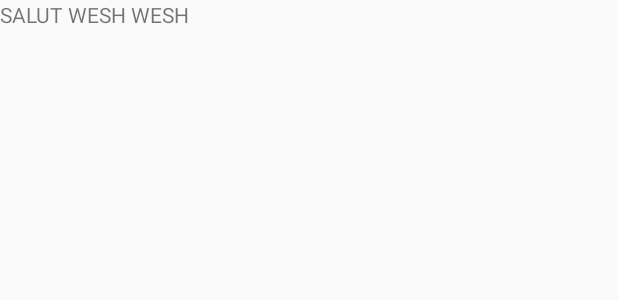
After one commit to LisaFicello/flightstats_figarelli, an Android app: the layout activity_plane_info.xml on its own in the app's theme, with its tools: preview values and no code run, on a phone screen of 412 x 824 dp. The commit adds this screen. Shown: the top 300 px of the screen. Run offline under Robolectric (Android 15) with nearby library versions, the phone set to English and light mode, and no system bars.

Commit message:
début écran 4 fonctionnel

```diff
--- a/app/src/main/AndroidManifest.xml
+++ b/app/src/main/AndroidManifest.xml
@@ -20,7 +20,7 @@
             android:value="AIzaSyDj5Mic2jLYS9rzvwLp-ga0DrT2Vm3HBjI"/>
 
         <activity android:name=".FlightListActivity"></activity>
-        <activity android:name=".FlightTrackActivity"></activity>
+        <activity android:name=".PlaneInfoActivity"></activity>
         <activity android:name=".MainActivity">
             <intent-filter>
                 <action android:name="android.intent.action.MAIN" />
--- a/app/src/main/java/com/example/flightstatsm2/FlightDetailFragment.kt
+++ b/app/src/main/java/com/example/flightstatsm2/FlightDetailFragment.kt
@@ -1,6 +1,7 @@
 package com.example.flightstatsm2
 
 
+import android.content.Intent
 import android.os.Bundle
 import android.util.Log
 import android.view.LayoutInflater
@@ -139,5 +140,7 @@ class FlightDetailFragment : Fragment(), OnMapReadyCallback, GoogleMap.OnMapLoad
 
     fun getMoreDetails() {
         Log.e("Mapfragment", "J'AI CLIQUE SUR LE BOUTON")
+        val intent = Intent(getActivity(), PlaneInfoActivity::class.java)
+        startActivity(intent)
     }
 }
--- /dev/null
+++ b/app/src/main/res/layout/activity_plane_info.xml
@@ -0,0 +1,15 @@
+<?xml version="1.0" encoding="utf-8"?>
+<androidx.constraintlayout.widget.ConstraintLayout
+    xmlns:android="http://schemas.android.com/apk/res/android"
+    xmlns:tools="http://schemas.android.com/tools"
+    android:layout_width="match_parent"
+    android:layout_height="match_parent">
+
+    <TextView
+        android:id="@+id/textView4"
+        android:layout_width="wrap_content"
+        android:layout_height="wrap_content"
+        android:text="SALUT WESH WESH"
+        tools:layout_editor_absoluteX="142dp"
+        tools:layout_editor_absoluteY="356dp" />
+</androidx.constraintlayout.widget.ConstraintLayout>
```
Also changed, not shown: app/src/main/java/com/example/flightstatsm2/FlightListViewModel.kt (+0 -10 lines), app/src/main/java/com/example/flightstatsm2/PlaneInfoActivity.kt (+12 -1 lines), app/src/main/java/com/example/flightstatsm2/PlaneInfoViewModel.kt (added, +14 -0 lines).
